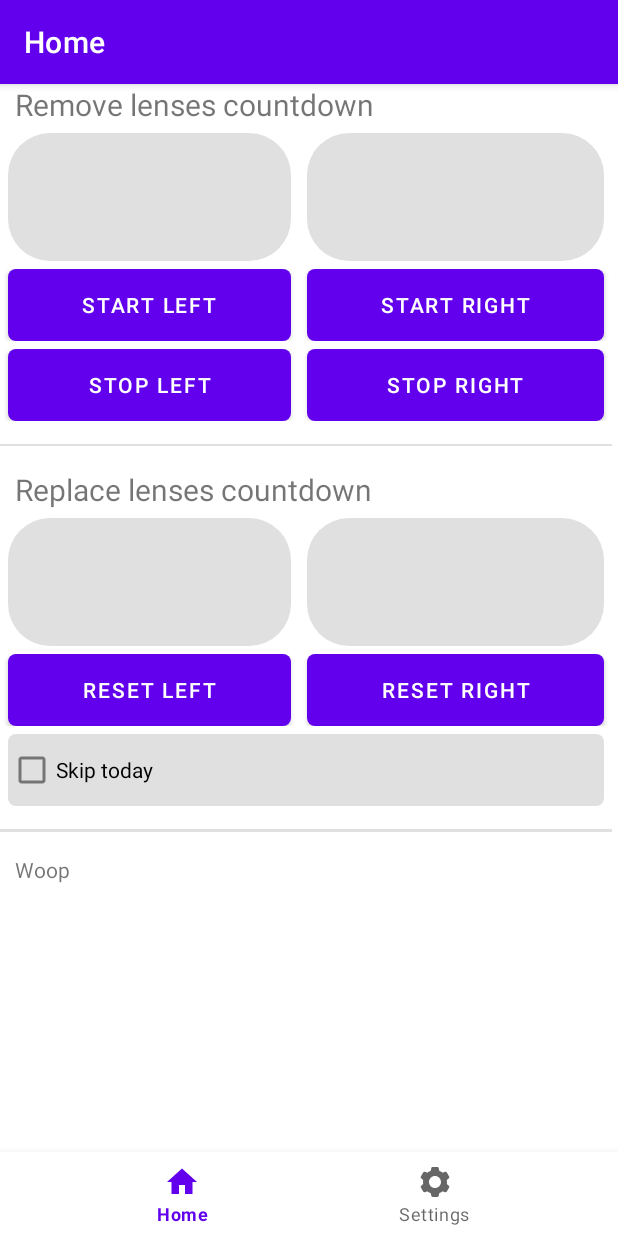
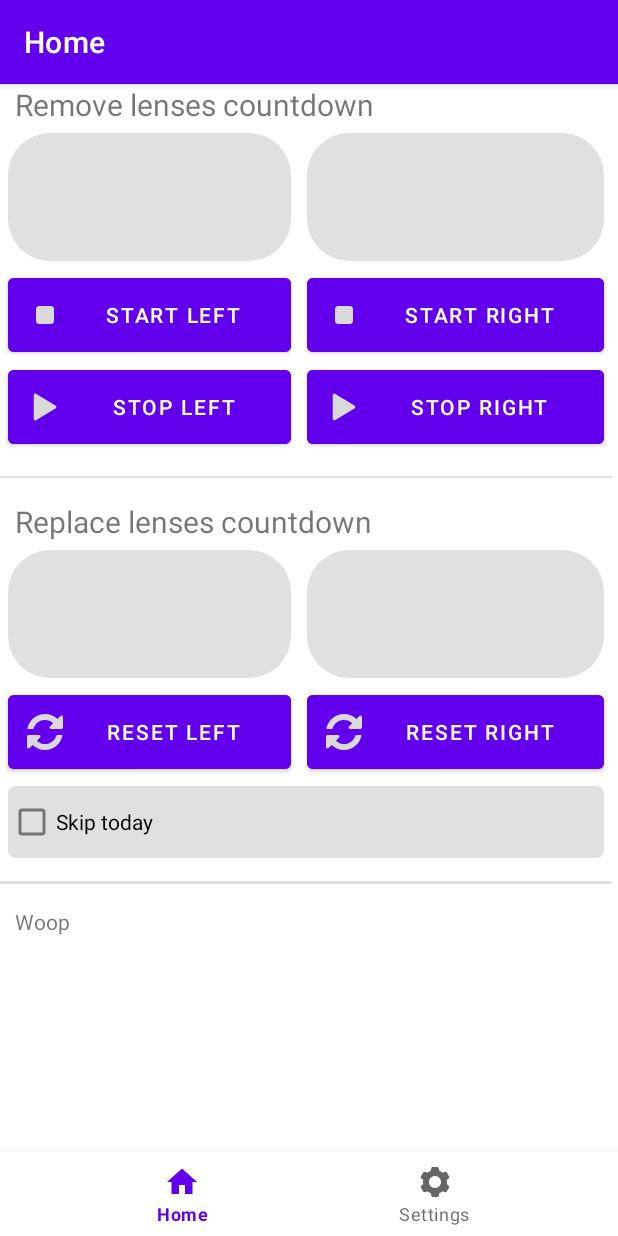
Before and after one commit to ketrab2004-Android/ContactLenses, an Android app: the screen it shows after launch (MainActivity), on a phone screen of 412 x 824 dp. Run offline under Robolectric (Android 15) with nearby library versions, the phone set to English and light mode, and no system bars; our stand-ins replace navigation-ui.

Commit message:
Changed buttons a bunch - Added icons - Added button padding (because after removing background image the button is smaller) - Changed onClick function names - Removed unnecessary vertical padding 0dp - Removed background image

```diff
--- a/app/src/main/res/layout/fragment_home.xml
+++ b/app/src/main/res/layout/fragment_home.xml
@@ -86,15 +86,14 @@
                         android:layout_height="wrap_content"
                         android:layout_marginHorizontal="@dimen/countdown_margin"
                         android:layout_marginVertical="0dp"
+                        android:padding="@dimen/button_padding"
                         android:layout_weight="1"
 
-                        android:paddingVertical="0dp"
+                        android:backgroundTint="?attr/buttonBarNeutralButtonStyle"
 
-                        android:background="@android:drawable/progress_horizontal"
-                        android:backgroundTint="?attr/colorControlHighlight"
-
+                        android:drawableLeft="@drawable/ic_home_stop_24dp"
                         android:text="@string/home_reset_left"
-                        android:onClick="setLeft"/>
+                        android:onClick="startLeft"/>
 
 
                     <Button
@@ -103,22 +102,20 @@
                         android:layout_height="wrap_content"
                         android:layout_marginHorizontal="@dimen/countdown_margin"
                         android:layout_marginVertical="0dp"
+                        android:padding="@dimen/button_padding"
                         android:layout_weight="1"
 
-                        android:paddingVertical="0dp"
+                        android:backgroundTint="?attr/buttonBarNeutralButtonStyle"
 
-                        android:background="@android:drawable/progress_horizontal"
-                        android:backgroundTint="?attr/colorControlHighlight"
-
+                        android:drawableLeft="@drawable/ic_home_stop_24dp"
                         android:text="@string/home_reset_right"
-                        android:onClick="setRight"/>
+                        android:onClick="startRight"/>
                 </TableRow>
 
                 <TableRow
                     android:id="@+id/TableDayButtonsStop"
                     android:layout_width="match_parent"
-                    android:layout_height="match_parent"
-                    android:layout_marginTop="@dimen/countdown_margin">
+                    android:layout_height="match_parent">
 
                     <Button
                         android:id="@+id/buttonDayLeftStop"
@@ -126,13 +123,12 @@
                         android:layout_height="wrap_content"
                         android:layout_marginHorizontal="@dimen/countdown_margin"
                         android:layout_marginVertical="0dp"
+                        android:padding="@dimen/button_padding"
                         android:layout_weight="1"
 
-                        android:paddingVertical="0dp"
+                        android:backgroundTint="?attr/buttonBarNeutralButtonStyle"
 
-                        android:background="@android:drawable/progress_horizontal"
-                        android:backgroundTint="?attr/colorControlHighlight"
-
+                        android:drawableLeft="@drawable/ic_home_play_24dp"
                         android:text="@string/home_stop_left"
                         android:onClick="stopLeft"/>
 
@@ -142,13 +138,12 @@
                         android:layout_height="wrap_content"
                         android:layout_marginHorizontal="@dimen/countdown_margin"
                         android:layout_marginVertical="0dp"
+                        android:padding="@dimen/button_padding"
                         android:layout_weight="1"
 
-                        android:paddingVertical="0dp"
+                        android:backgroundTint="?attr/buttonBarNeutralButtonStyle"
 
-                        android:background="@android:drawable/progress_horizontal"
-                        android:backgroundTint="?attr/colorControlHighlight"
-
+                        android:drawableLeft="@drawable/ic_home_play_24dp"
                         android:text="@string/home_stop_right"
                         android:onClick="stopRight"/>
                 </TableRow>
@@ -231,13 +226,12 @@
                         android:layout_height="wrap_content"
                         android:layout_marginHorizontal="@dimen/countdown_margin"
                         android:layout_marginVertical="0dp"
+                        android:padding="@dimen/button_padding"
                         android:layout_weight="1"
 
-                        android:paddingVertical="0dp"
+                        android:backgroundTint="?attr/buttonBarNeutralButtonStyle"
 
-                        android:background="@android:drawable/progress_horizontal"
-                        android:backgroundTint="?attr/colorControlHighlight"
-
+                        android:drawableLeft="@drawable/ic_home_reset_24dp"
                         android:text="@string/home_reset_left_full"
                         android:onClick="resetLeft"/>
 
@@ -248,13 +242,12 @@
                         android:layout_height="wrap_content"
                         android:layout_marginHorizontal="@dimen/countdown_margin"
                         android:layout_marginVertical="0dp"
+                        android:padding="@dimen/button_padding"
                         android:layout_weight="1"
 
-                        android:paddingVertical="0dp"
+                        android:backgroundTint="?attr/buttonBarNeutralButtonStyle"
 
-                        android:background="@android:drawable/progress_horizontal"
-                        android:backgroundTint="?attr/colorControlHighlight"
-
+                        android:drawableLeft="@drawable/ic_home_reset_24dp"
                         android:text="@string/home_reset_right_full"
                         android:onClick="resetRight"/>
                 </TableRow>
```
